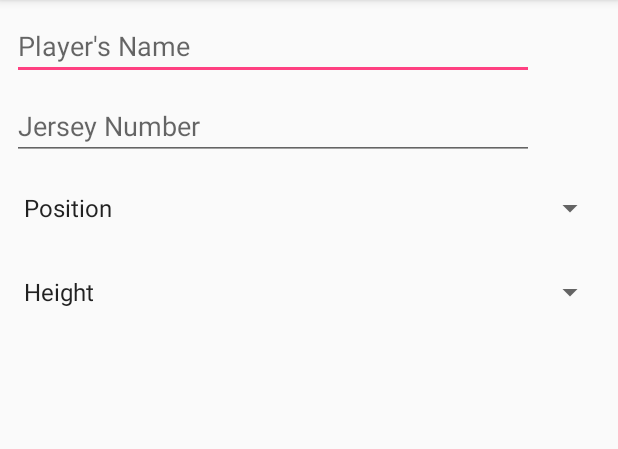
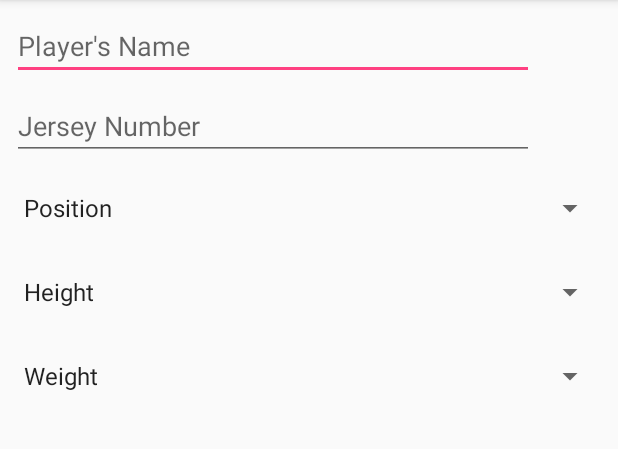
Before and after one commit to ryanmcalpin/basketball-rpg-android, an Android app: the screen it shows after launch (NewPlayerActivity), on a phone screen of 412 x 824 dp, the part 84-533 px from its top. Run offline under Robolectric (Android 15) with nearby library versions, the phone set to English and light mode, and no system bars.

Commit message:
add weight spinner

```diff
--- a/app/src/main/java/com/example/rygn/basketballrpg/NewPlayerActivity.java
+++ b/app/src/main/java/com/example/rygn/basketballrpg/NewPlayerActivity.java
@@ -18,9 +18,13 @@ public class NewPlayerActivity extends AppCompatActivity {
         positionsSpinner.setAdapter(positionsAdapter);
 
         Spinner heightSpinner = (Spinner) findViewById(R.id.height_spinner);
-//        ArrayAdapter<String> heightAdapter = ArrayAdapter.createFromResource(this, R.array.heights_array, android.R.layout.simple_spinner_item);
         ArrayAdapter<CharSequence> heightAdapter = ArrayAdapter.createFromResource(this, R.array.heights_array, android.R.layout.simple_spinner_item);
         heightAdapter.setDropDownViewResource(android.R.layout.simple_spinner_dropdown_item);
         heightSpinner.setAdapter(heightAdapter);
+
+        Spinner weightSpinner = (Spinner) findViewById(R.id.weight_spinner);
+        ArrayAdapter<CharSequence> weightAdapter = ArrayAdapter.createFromResource(this, R.array.weights_array, android.R.layout.simple_spinner_item);
+        weightAdapter.setDropDownViewResource(android.R.layout.simple_spinner_dropdown_item);
+        weightSpinner.setAdapter(weightAdapter);
     }
 }
--- a/app/src/main/res/layout/activity_new_player.xml
+++ b/app/src/main/res/layout/activity_new_player.xml
@@ -57,4 +57,15 @@
         app:layout_constraintStart_toStartOf="parent"
         app:layout_constraintTop_toBottomOf="@+id/positions_spinner" />
 
+    <Spinner
+        android:id="@+id/weight_spinner"
+        android:layout_width="0dp"
+        android:layout_height="48dp"
+        android:layout_marginEnd="8dp"
+        android:layout_marginStart="8dp"
+        android:layout_marginTop="8dp"
+        app:layout_constraintEnd_toEndOf="parent"
+        app:layout_constraintStart_toStartOf="parent"
+        app:layout_constraintTop_toBottomOf="@+id/height_spinner" />
+
 </android.support.constraint.ConstraintLayout>
--- /dev/null
+++ b/app/src/main/res/values/weights.xml
@@ -0,0 +1,47 @@
+<?xml version="1.0" encoding="utf-8"?>
+<resources>
+    <string-array name="weights_array">
+        <item>Weight</item>
+        <item>150 lb</item>
+        <item>155 lb</item>
+        <item>160 lb</item>
+        <item>165 lb</item>
+        <item>170 lb</item>
+        <item>175 lb</item>
+        <item>180 lb</item>
+        <item>185 lb</item>
+        <item>190 lb</item>
+        <item>195 lb</item>
+        <item>200 lb</item>
+        <item>205 lb</item>
+        <item>210 lb</item>
+        <item>215 lb</item>
+        <item>220 lb</item>
+        <item>225 lb</item>
+        <item>230 lb</item>
+        <item>235 lb</item>
+        <item>240 lb</item>
+        <item>245 lb</item>
+        <item>250 lb</item>
+        <item>255 lb</item>
+        <item>260 lb</item>
+        <item>265 lb</item>
+        <item>270 lb</item>
+        <item>275 lb</item>
+        <item>280 lb</item>
+        <item>285 lb</item>
+        <item>290 lb</item>
+        <item>295 lb</item>
+        <item>300 lb</item>
+        <item>305 lb</item>
+        <item>310 lb</item>
+        <item>315 lb</item>
+        <item>320 lb</item>
+        <item>325 lb</item>
+        <item>330 lb</item>
+        <item>335 lb</item>
+        <item>340 lb</item>
+        <item>345 lb</item>
+        <item>350 lb</item>
+    </string-array>
+</resources>
```
